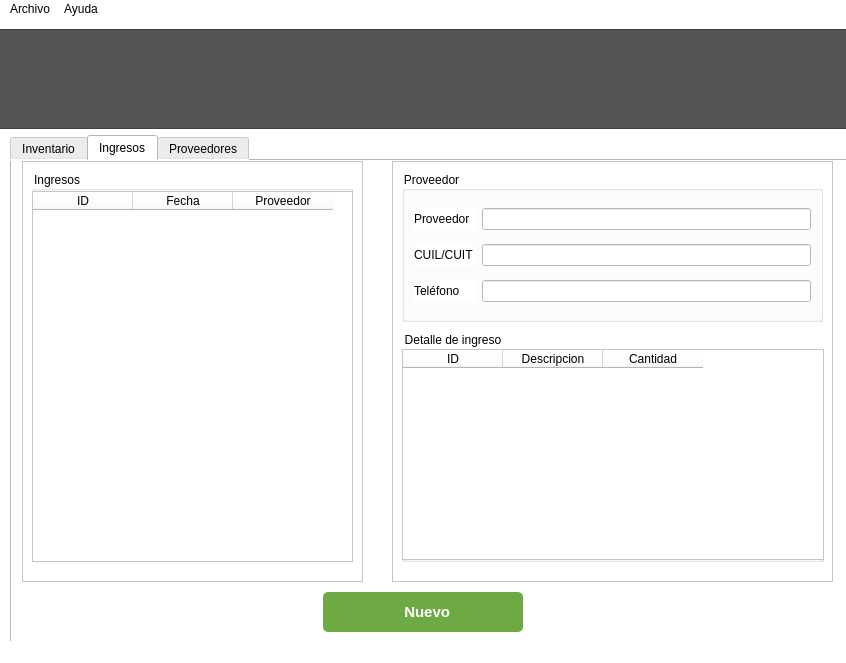
First picture: the form in windows/templates/main.ui, repository HitomiD/Proyecto-Desarrollo, before the edit.
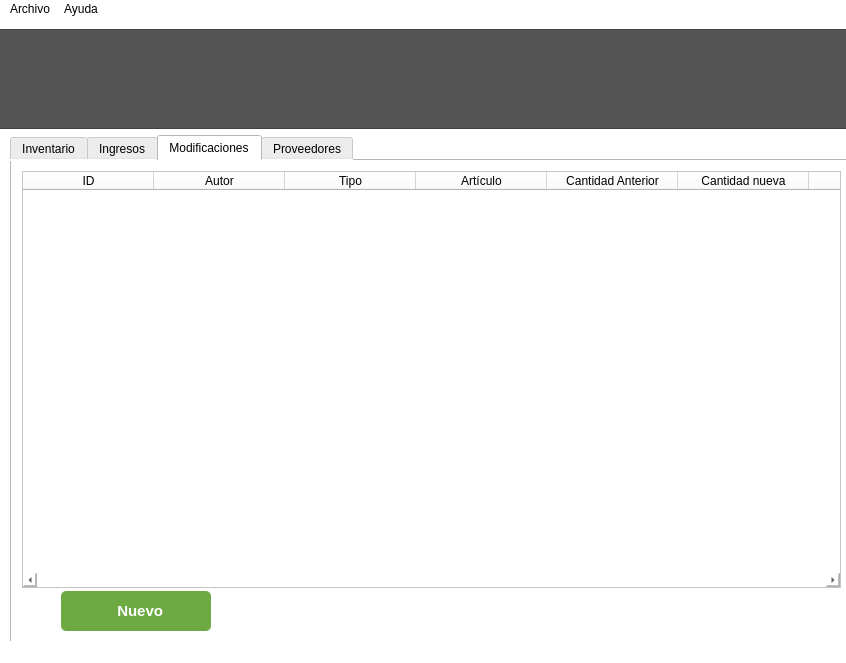
Second picture: the form after the edit. Icons and pictures are not drawn.

Commit message: Añadida tab de modificaciones a la ventana principal en main.ui

Diff of the .ui file:
```diff
--- a/windows/templates/main.ui
+++ b/windows/templates/main.ui
@@ -213,7 +213,7 @@
      <cursorShape>ArrowCursor</cursorShape>
     </property>
     <property name="currentIndex">
-     <number>1</number>
+     <number>2</number>
     </property>
     <widget class="QWidget" name="tabInventario">
      <attribute name="title">
@@ -1140,6 +1140,228 @@
       </widget>
      </widget>
     </widget>
+    <widget class="QWidget" name="tabModificaciones">
+     <attribute name="title">
+      <string>Modificaciones</string>
+     </attribute>
+     <widget class="QWidget" name="layoutWidget_7">
+      <property name="geometry">
+       <rect>
+        <x>9</x>
+        <y>430</y>
+        <width>821</width>
+        <height>42</height>
+       </rect>
+      </property>
+      <layout class="QHBoxLayout" name="layoutBtnModificaciones">
+       <property name="sizeConstraint">
+        <enum>QLayout::SetFixedSize</enum>
+       </property>
+       <property name="topMargin">
+        <number>0</number>
+       </property>
+       <item>
+        <spacer name="horizontalSpacer_49">
+         <property name="orientation">
+          <enum>Qt::Horizontal</enum>
+         </property>
+         <property name="sizeHint" stdset="0">
+          <size>
+           <width>40</width>
+           <height>20</height>
+          </size>
+         </property>
+        </spacer>
+       </item>
+       <item>
+        <widget class="QPushButton" name="btnNuevaModificacin">
+         <property name="sizePolicy">
+          <sizepolicy hsizetype="Minimum" vsizetype="Fixed">
+           <horstretch>0</horstretch>
+           <verstretch>0</verstretch>
+          </sizepolicy>
+         </property>
+         <property name="minimumSize">
+          <size>
+           <width>150</width>
+           <height>0</height>
+          </size>
+         </property>
+         <property name="font">
+          <font>
+           <pointsize>11</pointsize>
+           <bold>true</bold>
+          </font>
+         </property>
+         <property name="cursor">
+          <cursorShape>PointingHandCursor</cursorShape>
+         </property>
+         <property name="styleSheet">
+          <string notr="true">background-color: #6daa44;
+color: white;
+border-radius:5px;
+height: 40%;
+font-weight: 600;
+</string>
+         </property>
+         <property name="text">
+          <string>  Nuevo</string>
+         </property>
+         <property name="icon">
+          <iconset>
+           <normaloff>../assets/Plus.png</normaloff>../assets/Plus.png</iconset>
+         </property>
+         <property name="iconSize">
+          <size>
+           <width>35</width>
+           <height>35</height>
+          </size>
+         </property>
+        </widget>
+       </item>
+       <item>
+        <spacer name="horizontalSpacer_54">
+         <property name="orientation">
+          <enum>Qt::Horizontal</enum>
+         </property>
+         <property name="sizeHint" stdset="0">
+          <size>
+           <width>40</width>
+           <height>20</height>
+          </size>
+         </property>
+        </spacer>
+       </item>
+      </layout>
+     </widget>
+     <widget class="QTableWidget" name="tablaModificaciones">
+      <property name="enabled">
+       <bool>false</bool>
+      </property>
+      <property name="geometry">
+       <rect>
+        <x>10</x>
+        <y>10</y>
+        <width>819</width>
+        <height>417</height>
+       </rect>
+      </property>
+      <property name="sizePolicy">
+       <sizepolicy hsizetype="Expanding" vsizetype="Expanding">
+        <horstretch>0</horstretch>
+        <verstretch>0</verstretch>
+       </sizepolicy>
+      </property>
+      <property name="whatsThis">
+       <string/>
+      </property>
+      <property name="accessibleName">
+       <string>Esta es una lista de </string>
+      </property>
+      <property name="accessibleDescription">
+       <string/>
+      </property>
+      <property name="styleSheet">
+       <string notr="true">background-color: white;
+color:black;</string>
+      </property>
+      <property name="frameShadow">
+       <enum>QFrame::Plain</enum>
+      </property>
+      <property name="lineWidth">
+       <number>5</number>
+      </property>
+      <property name="midLineWidth">
+       <number>0</number>
+      </property>
+      <property name="autoScroll">
+       <bool>true</bool>
+      </property>
+      <property name="editTriggers">
+       <set>QAbstractItemView::NoEditTriggers</set>
+      </property>
+      <property name="alternatingRowColors">
+       <bool>true</bool>
+      </property>
+      <attribute name="horizontalHeaderVisible">
+       <bool>true</bool>
+      </attribute>
+      <attribute name="horizontalHeaderCascadingSectionResizes">
+       <bool>true</bool>
+      </attribute>
+      <attribute name="horizontalHeaderMinimumSectionSize">
+       <number>7</number>
+      </attribute>
+      <attribute name="horizontalHeaderDefaultSectionSize">
+       <number>131</number>
+      </attribute>
+      <attribute name="horizontalHeaderHighlightSections">
+       <bool>true</bool>
+      </attribute>
+      <attribute name="horizontalHeaderShowSortIndicator" stdset="0">
+       <bool>false</bool>
+      </attribute>
+      <attribute name="horizontalHeaderStretchLastSection">
+       <bool>false</bool>
+      </attribute>
+      <attribute name="verticalHeaderVisible">
+       <bool>false</bool>
+      </attribute>
+      <attribute name="verticalHeaderCascadingSectionResizes">
+       <bool>false</bool>
+      </attribute>
+      <attribute name="verticalHeaderMinimumSectionSize">
+       <number>25</number>
+      </attribute>
+      <attribute name="verticalHeaderDefaultSectionSize">
+       <number>30</number>
+      </attribute>
+      <attribute name="verticalHeaderHighlightSections">
+       <bool>true</bool>
+      </attribute>
+      <attribute name="verticalHeaderShowSortIndicator" stdset="0">
+       <bool>false</bool>
+      </attribute>
+      <attribute name="verticalHeaderStretchLastSection">
+       <bool>false</bool>
+      </attribute>
+      <column>
+       <property name="text">
+        <string>ID</string>
+       </property>
+      </column>
+      <column>
+       <property name="text">
+        <string>Autor</string>
+       </property>
+      </column>
+      <column>
+       <property name="text">
+        <string>Tipo</string>
+       </property>
+      </column>
+      <column>
+       <property name="text">
+        <string>Artículo</string>
+       </property>
+      </column>
+      <column>
+       <property name="text">
+        <string>Cantidad Anterior</string>
+       </property>
+      </column>
+      <column>
+       <property name="text">
+        <string>Cantidad nueva</string>
+       </property>
+      </column>
+      <column>
+       <property name="text">
+        <string>Nota</string>
+       </property>
+      </column>
+     </widget>
+    </widget>
     <widget class="QWidget" name="tab">
      <attribute name="title">
       <string>Proveedores</string>
```
Left out of the diff: 2 changed lines with no effect on the pictures.
